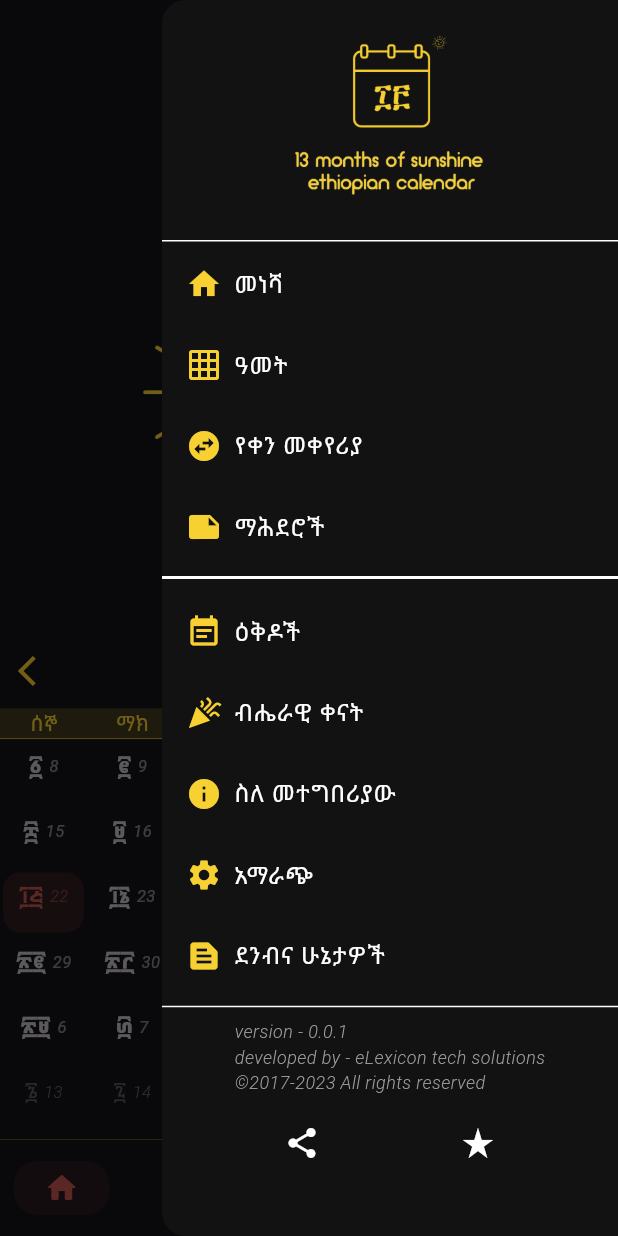
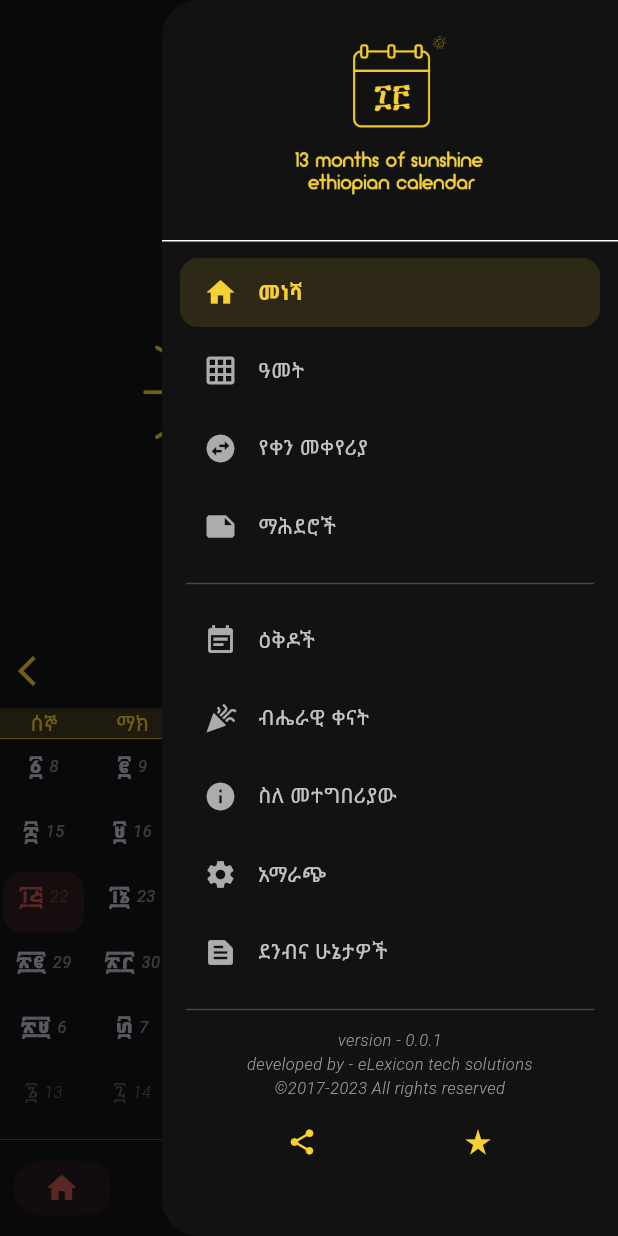
Before and after one commit to Sinishaw/event-calendar-v3, a Flutter app: the screen it shows after launch, with the side drawer open, on a phone screen of 412 x 824 dp. Run offline on Flutter 3.47's test engine with Material 3 defaults, Android fonts, the phone set to English and light mode, and no system bars; our stand-ins replace cached_network_image, carousel_slider, cloud_firestore, device_info_plus, firebase_analytics, firebase_core and 10 more; missing offline and left inert: home_widget, workmanager; accounts and stored records are empty; statements that could not run were skipped.

Commit message:
refactor: modern and responsive side menu redesign
Update SideMenuItem to support active selected state highlights and dynamic auto-heights. Apply position-aware dynamic rounded corners on the Drawer container.

#22

```diff
--- a/lib/menu/copy_right_menu_item.dart
+++ b/lib/menu/copy_right_menu_item.dart
@@ -9,21 +9,26 @@ class CopyRightMenuItem extends StatelessWidget {
   final Color? iconsColor;
   @override
   Widget build(BuildContext context) {
+    Color? colorToUse = iconsColor ?? Theme.of(context).primaryColor;
     return Column(
       children: [
-        Text(
-          text,
-          style: const TextStyle(
-              fontSize: 12, fontWeight: FontWeight.w300, color: Colors.grey, fontStyle: FontStyle.italic),
+        Padding(
+          padding: const EdgeInsets.symmetric(horizontal: 16.0),
+          child: Text(
+            text,
+            textAlign: TextAlign.center,
+            style: const TextStyle(
+                fontSize: 11, fontWeight: FontWeight.w300, color: Colors.grey, fontStyle: FontStyle.italic),
+          ),
         ),
         Padding(
-          padding: const EdgeInsets.only(top: 8.0, bottom: 20),
+          padding: const EdgeInsets.only(top: 4.0, bottom: 20),
           child: Row(
             mainAxisAlignment: MainAxisAlignment.spaceEvenly,
             children: [
               IconButton(
-                icon: const Icon(Icons.share),
-                color: iconsColor,
+                icon: const Icon(Icons.share, size: 20),
+                color: colorToUse,
                 onPressed: () {
                   Share.share(
                       '13 Months of Ethiopian Calendar https://play.google.com/store/apps/details?id=com.elexicon.ethiopiancalendar&hl=en&gl=US&showAllReviews=true');
@@ -32,7 +37,8 @@ class CopyRightMenuItem extends StatelessWidget {
               IconButton(
                 icon: Icon(
                   Icons.star_rate,
-                  color: iconsColor,
+                  color: colorToUse,
+                  size: 20,
                 ),
                 onPressed: () async {
                   try {
@@ -50,4 +56,5 @@ class CopyRightMenuItem extends StatelessWidget {
       ],
     );
   }
+
 }
--- a/lib/menu/side_menu.dart
+++ b/lib/menu/side_menu.dart
@@ -29,59 +29,87 @@ class _SideMenuState extends State<SideMenu> {
         canvasColor: Theme.of(context).dialogBackgroundColor.withOpacity(menuOpacity),
       ),
       child: Drawer(
+        shape: RoundedRectangleBorder(
+          borderRadius: BorderRadius.only(
+            topRight: widget.isLeftMenu! ? const Radius.circular(24) : Radius.zero,
+            bottomRight: widget.isLeftMenu! ? const Radius.circular(24) : Radius.zero,
+            topLeft: widget.isLeftMenu! ? Radius.zero : const Radius.circular(24),
+            bottomLeft: widget.isLeftMenu! ? Radius.zero : const Radius.circular(24),
+          ),
+        ),
         child: ListView(
           padding: EdgeInsets.zero,
           children: <Widget>[
             SideMenuHeader(opacity: menuOpacity),
+            const SizedBox(height: 8),
             SideMenuItem(
               text: AppLocalizations.of(context)!.home,
               icon: Icons.home,
+              isSelected: Globals.selectedIndex == 0,
               onTap: () => {Globals.selectedIndex = Globals.displayingIndex = 0, widget.callback(0)},
             ),
             SideMenuItem(
               text: AppLocalizations.of(context)!.year,
               icon: Icons.grid_on,
+              isSelected: Globals.selectedIndex == 1,
               onTap: () => {Globals.selectedIndex = Globals.displayingIndex = 1, widget.callback(1)},
             ),
             SideMenuItem(
               text: AppLocalizations.of(context)!.dateConverter,
               icon: Icons.swap_horizontal_circle,
+              isSelected: Globals.selectedIndex == 2,
               onTap: () => {Globals.selectedIndex = Globals.displayingIndex = 2, widget.callback(2)},
             ),
             SideMenuItem(
               text: AppLocalizations.of(context)!.archives,
               icon: Icons.note,
+              isSelected: Globals.selectedIndex == 3,
               onTap: () => {Globals.selectedIndex = Globals.displayingIndex = 3, widget.callback(3)},
             ),
-            const Divider(
-              thickness: 2,
+            Padding(
+              padding: const EdgeInsets.symmetric(horizontal: 16.0, vertical: 4.0),
+              child: Divider(
+                color: Theme.of(context).dividerColor.withOpacity(0.4),
+                thickness: 1,
+              ),
             ),
             SideMenuItem(
               text: AppLocalizations.of(context)!.plans,
               icon: Icons.event_note,
+              isSelected: Globals.selectedIndex == 4,
               onTap: () => {Globals.selectedIndex = Globals.displayingIndex = 4, widget.callback(5)},
             ),
             SideMenuItem(
               text: AppLocalizations.of(context)!.nationalDays,
               icon: Icons.celebration,
+              isSelected: Globals.selectedIndex == 5,
               onTap: () => {Globals.selectedIndex = 5, Globals.displayingIndex = 4, widget.callback(6)},
             ),
             SideMenuItem(
               text: AppLocalizations.of(context)!.aboutApp,
               icon: Icons.info_sharp,
+              isSelected: Globals.selectedIndex == 6,
               onTap: () => {Globals.selectedIndex = 6, Globals.displayingIndex = 4, widget.callback(7)},
             ),
             SideMenuItem(
               text: AppLocalizations.of(context)!.setting,
               icon: Icons.settings,
+              isSelected: Globals.selectedIndex == 7,
               onTap: () => {Globals.selectedIndex = 7, Globals.displayingIndex = 4, widget.callback(8)},
             ),
             SideMenuItem(
               text: AppLocalizations.of(context)!.termsAndConditions,
               icon: Icons.text_snippet,
+              isSelected: Globals.selectedIndex == 8,
               onTap: () => {Globals.selectedIndex = 8, Globals.displayingIndex = 4, widget.callback(9)},
             ),
-            const Divider(),
+            Padding(
+              padding: const EdgeInsets.symmetric(horizontal: 16.0, vertical: 4.0),
+              child: Divider(
+                color: Theme.of(context).dividerColor.withOpacity(0.4),
+                thickness: 1,
+              ),
+            ),
             CopyRightMenuItem(
               text: Globals.generalSetting.termsAndPolicies != null
                   ? ' version - ${Globals.generalSetting.termsAndPolicies!.appVersionNumber} ('
--- a/lib/menu/side_menu_item.dart
+++ b/lib/menu/side_menu_item.dart
@@ -1,32 +1,56 @@
 import 'package:flutter/material.dart';
-
-import '../common/globals.dart';
 
 class SideMenuItem extends StatelessWidget {
   final IconData? icon;
   final String text;
   final GestureTapCallback? onTap;
-  const SideMenuItem({super.key, this.icon, required this.text, this.onTap});
+  final bool isSelected;
+
+  const SideMenuItem({
+    super.key,
+    this.icon,
+    required this.text,
+    this.onTap,
+    this.isSelected = false,
+  });
 
   @override
   Widget build(BuildContext context) {
-    Color? iconsColor = Theme.of(context).primaryColor;
-    return SizedBox(
-      height: (Globals.deviceHeight! - 230) / 11,
-      child: ListTile(
-        title: Row(
-          children: <Widget>[
-            Icon(
-              icon,
-              color: iconsColor,
-            ),
-            Padding(
-              padding: const EdgeInsets.only(left: 8.0),
-              child: Text(text),
-            )
-          ],
+    final theme = Theme.of(context);
+    final primaryColor = theme.primaryColor;
+
+    return Padding(
+      padding: const EdgeInsets.symmetric(horizontal: 12.0, vertical: 3.0),
+      child: InkWell(
+        onTap: onTap,
+        borderRadius: BorderRadius.circular(12),
+        child: Container(
+          decoration: BoxDecoration(
+            color: isSelected ? primaryColor.withOpacity(0.12) : Colors.transparent,
+            borderRadius: BorderRadius.circular(12),
+          ),
+          padding: const EdgeInsets.symmetric(horizontal: 16.0, vertical: 12.0),
+          child: Row(
+            children: <Widget>[
+              Icon(
+                icon,
+                color: isSelected ? primaryColor : theme.iconTheme.color?.withOpacity(0.65) ?? Colors.grey,
+                size: 22,
+              ),
+              const SizedBox(width: 14),
+              Expanded(
+                child: Text(
+                  text,
+                  style: TextStyle(
+                    fontSize: 14,
+                    fontWeight: isSelected ? FontWeight.w600 : FontWeight.w400,
+                    color: isSelected ? primaryColor : theme.textTheme.bodyLarge?.color?.withOpacity(0.85),
+                  ),
+                ),
+              ),
+            ],
+          ),
         ),
-        onTap: onTap,
       ),
     );
   }
```
Also changed, not shown: 1 other file.
